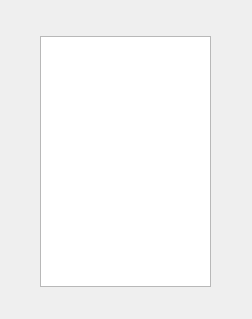
Qt form gameroom.ui (qiunoyi/Qt_cake_game) before a commit.
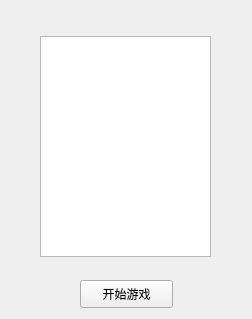
The same form after that commit.

```diff
--- a/gameroom.ui
+++ b/gameroom.ui
@@ -19,10 +19,23 @@
      <x>40</x>
      <y>36</y>
      <width>171</width>
-     <height>251</height>
+     <height>221</height>
     </rect>
    </property>
   </widget>
+  <widget class="QPushButton" name="beginBtn">
+   <property name="geometry">
+    <rect>
+     <x>80</x>
+     <y>280</y>
+     <width>93</width>
+     <height>28</height>
+    </rect>
+   </property>
+   <property name="text">
+    <string>开始游戏</string>
+   </property>
+  </widget>
  </widget>
  <resources/>
  <connections/>
```
